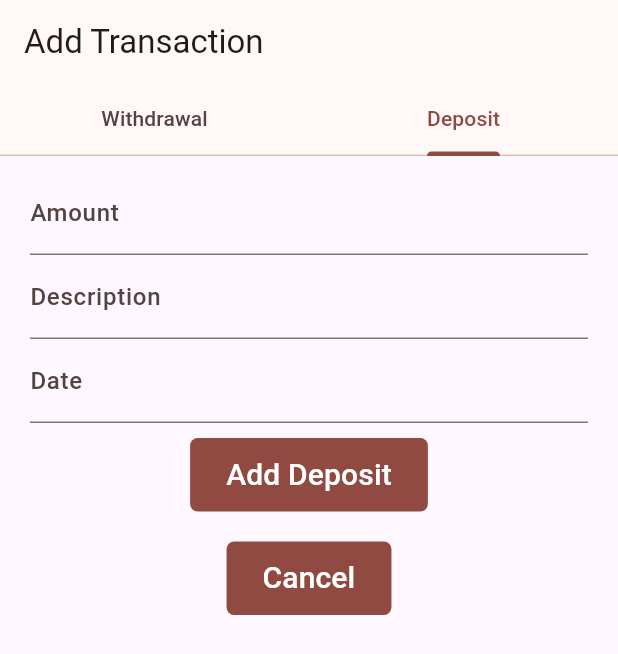
After one commit to methompson/met_budget, a Flutter app: the AddDepositWithdrawalForm screen opened directly, tab 2 chosen, after a tap on "Add Deposit", on a phone screen of 412 x 824 dp. The commit adds this screen. Shown: the top 654 px of the screen. Run offline on Flutter 3.47's test engine with Material 3 defaults, Android fonts, the phone set to English and light mode, and no system bars; our stand-ins replace firebase_auth, firebase_core, go_router, package_info_plus, sqflite, web; missing offline and left inert: dart:html, debouncer_widget; accounts and stored records are empty.

Commit message:
Added several new UI elements

```diff
--- a/lib/api/budget_api.dart
+++ b/lib/api/budget_api.dart
@@ -11,7 +11,7 @@ import 'package:met_budget/data_models/expense_category.dart';
 import 'package:met_budget/data_models/reconciliation.dart';
 import 'package:met_budget/data_models/withdrawal_transaction.dart';
 import 'package:met_budget/global_state/logging_provider.dart';
-import 'package:met_budget/utils/8601_date.dart';
+import 'package:met_budget/utils/to_8601_date.dart';
 import 'package:met_budget/utils/type_checker.dart';
 
 typedef AddDepositResponse = ({
--- a/lib/data_models/expense.dart
+++ b/lib/data_models/expense.dart
@@ -1,7 +1,7 @@
 import 'dart:convert';
 import 'package:uuid/uuid.dart';
 
-import 'package:met_budget/utils/8601_date.dart';
+import 'package:met_budget/utils/to_8601_date.dart';
 import 'package:met_budget/utils/exceptions.dart';
 import 'package:met_budget/utils/type_checker.dart';
 
--- a/lib/data_models/reconciliation.dart
+++ b/lib/data_models/reconciliation.dart
@@ -1,7 +1,7 @@
 import 'dart:convert';
 import 'package:uuid/uuid.dart';
 
-import 'package:met_budget/utils/8601_date.dart';
+import 'package:met_budget/utils/to_8601_date.dart';
 import 'package:met_budget/utils/type_checker.dart';
 
 class Reconciliation {
--- a/lib/global_state/budget_provider.dart
+++ b/lib/global_state/budget_provider.dart
@@ -77,6 +77,7 @@ class BudgetProvider extends ChangeNotifier {
     _currentBudget = budget?.id;
 
     if (_currentBudget == null) {
+      _budgets = {};
       _categories = {};
       _expenses = {};
       _deposits = {};
@@ -86,9 +87,9 @@ class BudgetProvider extends ChangeNotifier {
       await getAllBudgetData();
     }
 
+    await persistAllData();
+
     notifyListeners();
-
-    await persistAllData();
   }
 
   Future<void> getAllBudgetData() async {
--- a/lib/ui/components/budgets/budget_selection.dart
+++ b/lib/ui/components/budgets/budget_selection.dart
@@ -78,8 +78,8 @@ class BudgetsList extends StatelessWidget {
 
   @override
   Widget build(BuildContext context) {
-    final bpProvider = context.read<BudgetProvider>();
-    final budgets = bpProvider.budgetsList;
+    final bp = context.read<BudgetProvider>();
+    final budgets = bp.budgetsList;
 
     return Column(
       mainAxisAlignment: MainAxisAlignment.start,
@@ -101,7 +101,7 @@ class BudgetsList extends StatelessWidget {
                 title: Text(budget.name),
                 subtitle: Text('\$${budget.currentFunds.toStringAsFixed(2)}'),
                 onTap: () {
-                  bpProvider.selectBudget(budget.id);
+                  bp.selectBudget(budget.id);
                   if (inModal) {
                     Navigator.pop(context);
                   }
--- /dev/null
+++ b/lib/ui/components/transactions/add_deposit_form.dart
@@ -0,0 +1,59 @@
+import 'package:flutter/material.dart';
+import 'package:met_budget/ui/components/buttons.dart';
+
+class AddDepositForm extends StatelessWidget {
+  Widget get addDeposittButton => BasicBigTextButton(
+        text: 'Add Deposit',
+        allMargin: 10,
+        topPadding: 10,
+        bottomPadding: 10,
+        onPressed: () {},
+      );
+
+  Widget get editDepositButton => BasicBigTextButton(
+        text: 'Edit Deposit',
+        allMargin: 10,
+        topPadding: 10,
+        bottomPadding: 10,
+        onPressed: () {},
+      );
+
+  @override
+  Widget build(BuildContext context) {
+    const horizontalMargin = 20.0;
+    const verticalMargin = 10.0;
+
+    return SingleChildScrollView(
+      child: Container(
+        margin: EdgeInsets.symmetric(
+          horizontal: horizontalMargin,
+          vertical: verticalMargin,
+        ),
+        child: Column(
+          mainAxisAlignment: MainAxisAlignment.start,
+          children: [
+            TextField(
+              decoration: InputDecoration(labelText: 'Amount'),
+            ),
+            TextField(
+              decoration: InputDecoration(labelText: 'Description'),
+            ),
+            TextField(
+              decoration: InputDecoration(labelText: 'Date'),
+            ),
+            addDeposittButton,
+            BasicBigTextButton(
+              text: 'Cancel',
+              allMargin: 10,
+              topPadding: 10,
+              bottomPadding: 10,
+              onPressed: () {
+                Navigator.pop(context);
+              },
+            ),
+          ],
+        ),
+      ),
+    );
+  }
+}
--- /dev/null
+++ b/lib/ui/components/transactions/add_deposit_withdrawal_form.dart
@@ -0,0 +1,29 @@
+import 'package:flutter/material.dart';
+import 'package:met_budget/ui/components/transactions/add_deposit_form.dart';
+import 'package:met_budget/ui/components/transactions/add_withdrawal_form.dart';
+
+class AddDepositWithdrawalForm extends StatelessWidget {
+  @override
+  Widget build(BuildContext context) {
+    return DefaultTabController(
+      length: 2,
+      child: Scaffold(
+        appBar: AppBar(
+          title: Text('Add Transaction'),
+          bottom: TabBar(
+            tabs: [
+              Tab(text: 'Withdrawal'),
+              Tab(text: 'Deposit'),
+            ],
+          ),
+        ),
+        body: TabBarView(
+          children: [
+            AddWithdrawalForm(),
+            AddDepositForm(),
+          ],
+        ),
+      ),
+    );
+  }
+}
--- /dev/null
+++ b/lib/ui/components/transactions/add_withdrawal_form.dart
@@ -0,0 +1,24 @@
+import 'package:flutter/material.dart';
+
+class AddWithdrawalForm extends StatelessWidget {
+  @override
+  Widget build(BuildContext context) {
+    return Column(
+      children: [
+        TextField(
+          decoration: InputDecoration(labelText: 'Amount'),
+        ),
+        TextField(
+          decoration: InputDecoration(labelText: 'Description'),
+        ),
+        TextField(
+          decoration: InputDecoration(labelText: 'Date'),
+        ),
+        ElevatedButton(
+          onPressed: () {},
+          child: Text('Submit'),
+        ),
+      ],
+    );
+  }
+}
--- a/lib/ui/pages/settings.dart
+++ b/lib/ui/pages/settings.dart
@@ -1,6 +1,5 @@
 import 'package:flutter/material.dart';
 import 'package:go_router/go_router.dart';
-import 'package:met_budget/data_models/budget.dart';
 import 'package:met_budget/ui/components/budget_header.dart';
 import 'package:provider/provider.dart';
 
@@ -67,7 +66,7 @@ class SettingsContent extends StatelessWidget {
   @override
   Widget build(BuildContext context) {
     final configProvider = context.watch<ConfigProvider>();
-    final bp = context.watch<BudgetProvider>();
+    // final bp = context.watch<BudgetProvider>();
     final debugMode = configProvider.getConfig('debugMode').boolean;
 
     return Column(
--- a/lib/ui/theme.dart
+++ b/lib/ui/theme.dart
@@ -79,7 +79,8 @@ final lightTheme = ThemeData.light().copyWith(
     style: commonFilledButtonStyle,
   ),
   textTheme: lightTextTheme,
-  // cardTheme: lightCardTheme,
+  splashColor: Colors.transparent,
+  highlightColor: Colors.transparent,
 );
 
 final darkTheme = ThemeData.dark().copyWith(
@@ -93,4 +94,6 @@ final darkTheme = ThemeData.dark().copyWith(
     style: commonFilledButtonStyle,
   ),
   textTheme: darkTextTheme,
+  splashColor: Colors.transparent,
+  highlightColor: Colors.transparent,
 );
```
Also changed, not shown: lib/ui/components/nav.dart (+126 -1 lines), lib/ui/pages/expenses.dart (+3 -4 lines), lib/utils/to_8601_date.dart (renamed from lib/utils/8601_date.dart).
